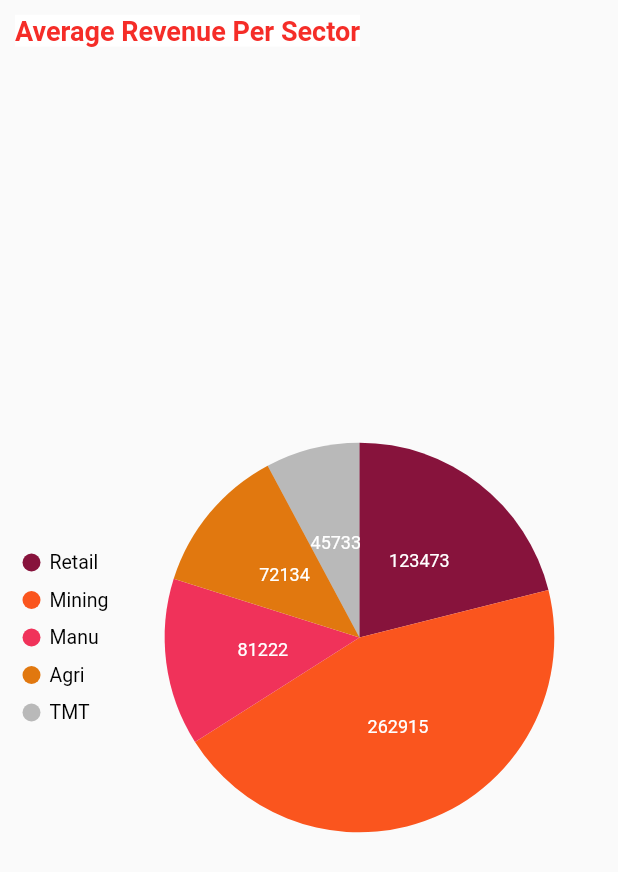
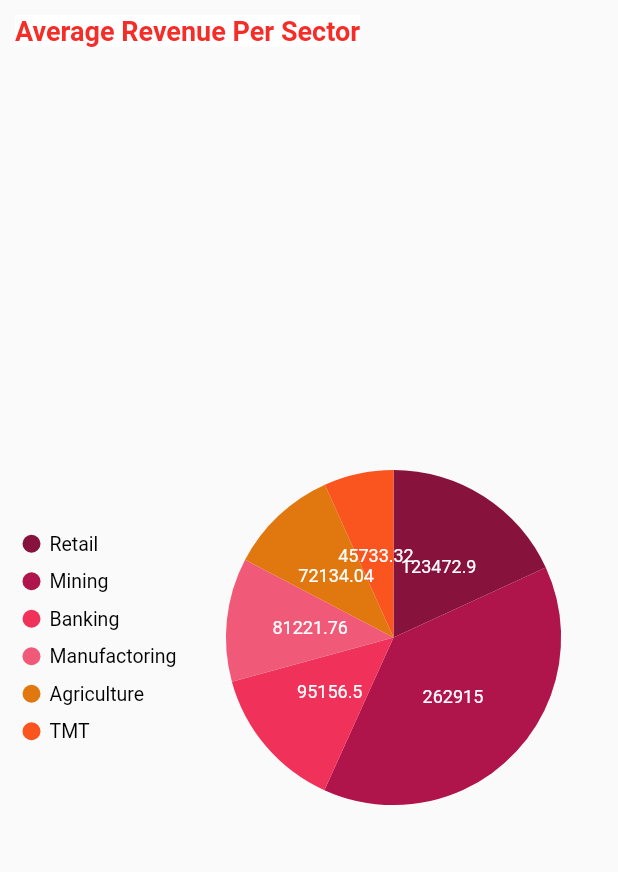
Before and after one commit to Nsuku0/absa_ecg_dashboard, a Flutter app: the Average screen opened directly, on a phone screen of 412 x 824 dp. Shown: the top 872 px of the screen. Run offline on Flutter 3.47's test engine with Material 2 defaults, Android fonts, the phone set to English and light mode, and no system bars; our stand-ins replace charts_flutter, syncfusion_flutter_charts; missing offline and left inert: pretty_gauge; Roboto replaces fonts that are missing (Calibri).

Commit message:
changed home page

```diff
--- a/lib/avgrev.dart
+++ b/lib/avgrev.dart
@@ -2,29 +2,27 @@ import 'package:flutter/material.dart';
 import 'package:syncfusion_flutter_charts/charts.dart';
 import 'constants/constants.dart';
 
-
-class Average extends StatefulWidget{
-
+class Average extends StatefulWidget {
   const Average({Key? key}) : super(key: key);
   @override
   State createState() => App();
+}
 
-}
-class App extends State<Average>{
-  late List<RevDat> _chartData;  // initializes chart data field
+class App extends State<Average> {
+  late List<RevDat> _chartData; // initializes chart data field
   @override
-  void initState(){
+  void initState() {
     _chartData = getSectorInfo();
     super.initState();
   }
 
   @override
-  Widget build(BuildContext context){
+  Widget build(BuildContext context) {
     return SafeArea(
         child: Scaffold(
             body: SfCircularChart(
-                title:
-                ChartTitle(text:"Average Revenue Per Sector",
+                title: ChartTitle(
+                  text: "Average Revenue Per Sector",
                   backgroundColor: Colors.white,
                   borderColor: Colors.white,
                   borderWidth: 2,
@@ -32,43 +30,48 @@ class App extends State<Average>{
                   alignment: ChartAlignment.near,
                   textStyle: TextStyle(
                     color: oranges[2], //colour of title
-                    fontFamily: 'Calibri',    // Sets title font
+                    fontFamily: 'Calibri', // Sets title font
                     fontStyle: FontStyle.normal,
                     fontWeight: FontWeight.bold, //Make Title bold
-                    fontSize: 18,), // Size of title
-                ),  //returns titlte on piechart
-                legend:
-                Legend(
-                    position:LegendPosition.left, // positioning of key
+                    fontSize: 18,
+                  ), // Size of title
+                ), //returns titlte on piechart
+                legend: Legend(
+                    position: LegendPosition.left, // positioning of key
                     isVisible: true,
-                    isResponsive: false, ///makes key interactive
-                    overflowMode: LegendItemOverflowMode.wrap), //returns key/legend on piechart
+                    isResponsive: false,
+
+                    ///makes key interactive
+                    overflowMode: LegendItemOverflowMode
+                        .wrap), //returns key/legend on piechart
                 series: <CircularSeries>[
-                  PieSeries<RevDat, String>(
-                    dataSource: _chartData,
-                    xValueMapper: (RevDat data,_) => data.sector,
-                    yValueMapper: (RevDat data,_) => data.revenue,
-                      pointColorMapper:(RevDat chartData,  _) => chartData.color,
-                      dataLabelSettings: const DataLabelSettings(isVisible: true)
-                  )
-                ])));        // returns chart in usable area
+          PieSeries<RevDat, String>(
+              dataSource: _chartData,
+              xValueMapper: (RevDat data, _) => data.sector,
+              yValueMapper: (RevDat data, _) => data.revenue,
+              pointColorMapper: (RevDat chartData, _) => chartData.color,
+              dataLabelSettings: const DataLabelSettings(isVisible: true))
+        ]))); // returns chart in usable area
   }
 
-
-
-  List<RevDat> getSectorInfo(){
+  List<RevDat> getSectorInfo() {
     final List<RevDat> chartData = [
-      RevDat("Retail",123473, pinks[0]),
-      RevDat("Mining", 262915,headings_orange),
-      RevDat("Manu",81222,pinks[2]),
-      RevDat("Agri", 72134,oranges[0]),
-      RevDat("TMT",45733,lightText),
+      RevDat(
+        "Retail",
+        123472.9,
+        Color.fromRGBO(135, 19, 60, 1),
+      ),
+      RevDat("Mining", 262915, Color.fromRGBO(175, 20, 75, 1)),
+      RevDat("Banking", 95156.5, Color.fromRGBO(240, 50, 90, 1)),
+      RevDat("Manufactoring", 81221.76, Color.fromRGBO(240, 90, 120, 1)),
+      RevDat("Agriculture", 72134.04, Color.fromRGBO(225, 120, 15, 1)),
+      RevDat("TMT", 45733.32, Color.fromRGBO(250, 85, 30, 1)),
     ];
     return chartData;
   }
 }
 
-class RevDat{
+class RevDat {
   RevDat(this.sector, this.revenue, this.color);
   final String sector;
   final double revenue;
--- a/lib/scope2020.dart
+++ b/lib/scope2020.dart
@@ -8,11 +8,12 @@ class Scope2020 extends StatelessWidget {
   Scope2020({Key? key}) : super(key: key);
 
   final List<RevDat> chartData = [
-    RevDat("Retail", 487172, pinks[0]),
-    RevDat("Mining", 1049767, headings_orange),
-    RevDat("Manu", 74415, pinks[2]),
-    RevDat("Agri", 130559, oranges[0]),
-    RevDat("TMT", 386541, lightText),
+    RevDat("Retail", 487172.33, const Color.fromRGBO(135, 19, 60, 1)),
+    RevDat("Mining", 1049766.5, const Color.fromRGBO(175, 20, 75, 1)),
+    RevDat("Banking", 306420.2096, const Color.fromRGBO(240, 50, 90, 1)),
+    RevDat("Manufactoring", 74415.33, const Color.fromRGBO(240, 90, 120, 1)),
+    RevDat("Agriculture", 130558.67, const Color.fromRGBO(225, 120, 15, 1)),
+    RevDat("TMT", 386540.5, const Color.fromRGBO(250, 85, 30, 1)),
   ];
 
   @override
--- a/lib/scope2021.dart
+++ b/lib/scope2021.dart
@@ -59,11 +59,12 @@ class App extends State<Scope2021> {
 
   List<RevDat> getSectorInfo() {
     final List<RevDat> chartData = [
-      RevDat("Agri", 283577, oranges[0]),
-      RevDat("TMT", 308638, lightText),
-      RevDat("Retail", 7237062, pinks[0]),
-      RevDat("Mining", 1175694, headings_orange),
-      RevDat("Manu", 72588, pinks[2]),
+      RevDat("Retail", 7237062.17, const Color.fromRGBO(135, 19, 60, 1)),
+      RevDat("Mining", 1175693.667, const Color.fromRGBO(175, 20, 75, 1)),
+      RevDat("Banking", 28020.30315, const Color.fromRGBO(240, 50, 90, 1)),
+      RevDat("Manufactoring", 72587.5, const Color.fromRGBO(240, 90, 120, 1)),
+      RevDat("Agriculture", 283577.33, const Color.fromRGBO(225, 120, 15, 1)),
+      RevDat("TMT", 308638.17, const Color.fromRGBO(250, 85, 30, 1)),
     ];
     return chartData;
   }
```
Also changed, not shown: lib/companyinfo.dart (+12 -12 lines), lib/main.dart (+15 -11 lines), assets/background/background.jpg (added).
